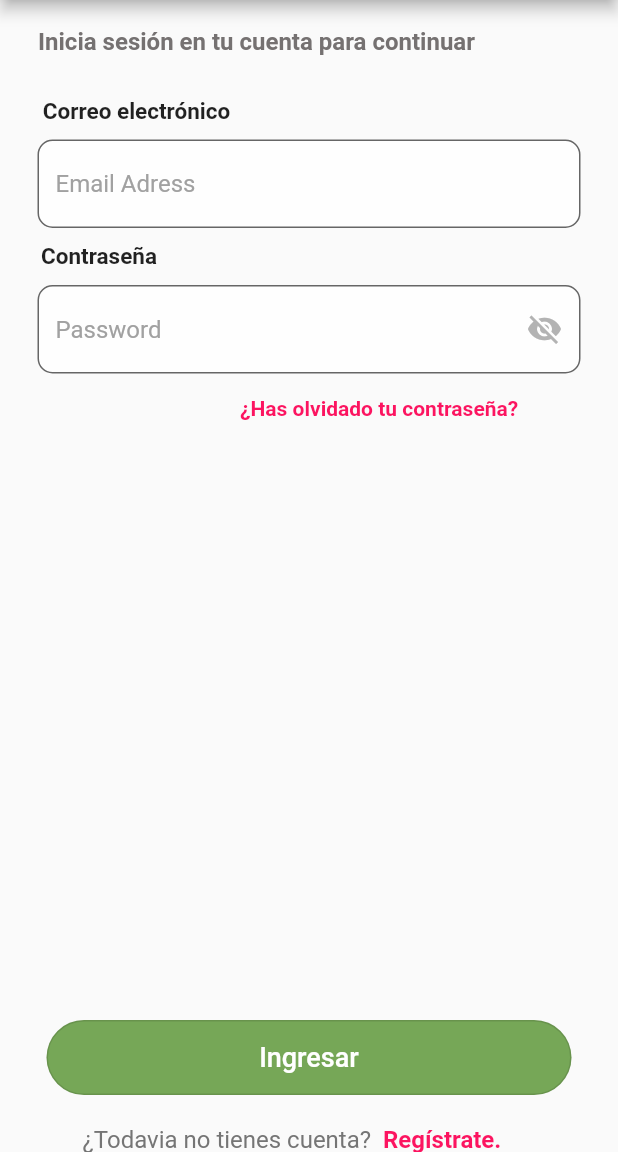
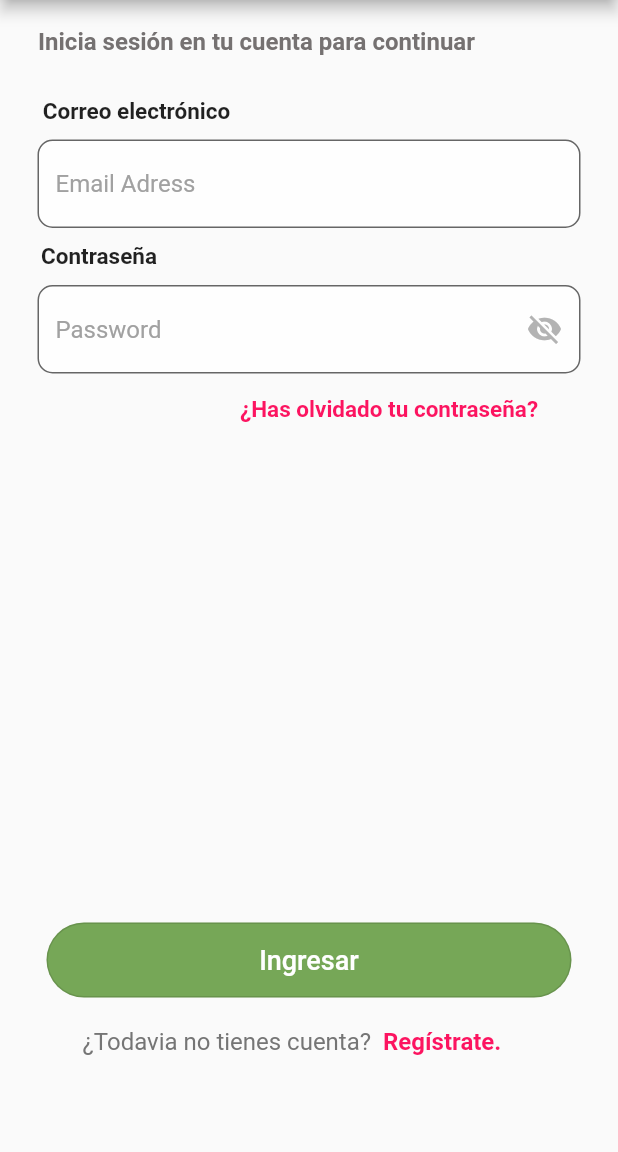
Before and after one commit to LuisFelipe333/MovilFinal193238, a Flutter app: the Sesion screen opened by its route, on a phone screen of 412 x 824 dp, the part 84-1236 px from its top. Run offline on Flutter 3.47's test engine with Material 2 defaults, Android fonts, the phone set to English and light mode, and no system bars.

```diff
--- a/lib/Login/sesion.dart
+++ b/lib/Login/sesion.dart
@@ -157,7 +157,7 @@ class _Sesion extends State<Sesion> {
                   ),
                 ),
                 const Padding(
-                  padding: EdgeInsets.only(top: 400),
+                  padding: EdgeInsets.only(top: 333),
                   child: Boton_Inicio(),
                 ),
                 Padding(
@@ -193,7 +193,9 @@ class Boton_Inicio extends StatelessWidget {
       height: 50,
       width: 350,
       child: OutlinedButton(
-        onPressed: () {},
+        onPressed: () {
+          Navigator.pushNamed(context, '/inside_view');
+          },
         child: const Text('Ingresar',
             style: TextStyle(
                 color: ColorsViews.whiteColor,
@@ -239,7 +241,7 @@ class Loss_password extends StatelessWidget {
           text: '¿Has olvidado tu contraseña?',
           style: const TextStyle(
               color: ColorsViews.activeSliderColor,
-              fontSize: 14,
+              fontSize: 15,
               fontWeight: FontWeight.bold),
           recognizer: TapGestureRecognizer()
             ..onTap = () {
--- a/lib/Loss_password.dart
+++ b/lib/Loss_password.dart
@@ -48,7 +48,7 @@ class _LossPass extends State<LossPass> {
       body: Column(
         children: <Widget>[
           const Padding(
-            padding: EdgeInsets.only(top:18.0, bottom:18.0, right: 10.0,),
+            padding: EdgeInsets.only(top:25.0, bottom:18.0, right: 10.0,),
             child: Text(
               'Ingresa tu email para restablecer tu contraseña.',
               style: TextStyle(
--- a/lib/Register/register.dart
+++ b/lib/Register/register.dart
@@ -52,7 +52,7 @@ class _RegisterPageState extends State<RegisterPage> {
               'Crea una cuenta nueva para empezar a usar la app',
               style: TextStyle(
                 color: Color.fromARGB(255, 117, 113, 113),
-                fontSize: 16,
+                fontSize: 15,
                 fontWeight: FontWeight.bold,
               ),
             ),
@@ -215,7 +215,7 @@ class _RegisterPageState extends State<RegisterPage> {
                 ),
                 const Padding(padding: EdgeInsets.only(top: 15)),
                 Padding(
-                  padding: const EdgeInsets.only(top: 225),
+                  padding: const EdgeInsets.only(top: 140),
                   child: SizedBox(
                     height: 50,
                     width: 350,
--- a/lib/main.dart
+++ b/lib/main.dart
@@ -1,3 +1,4 @@
+import 'package:final193238/inside_view.dart';
 import 'package:flutter/material.dart';
 import 'package:final193238/splash/splas_view.dart';
 
@@ -29,6 +30,7 @@ class MyApp extends StatelessWidget {
         '/sesion' : (context) => const Sesion(),
         '/register': (context) => const RegisterPage(),
         '/loss_password': (context) => const LossPass(),
+        '/inside_view': (context) => const InsideView(),
       },
     );
   }
--- a/pubspec.yaml
+++ b/pubspec.yaml
@@ -34,6 +34,7 @@ dependencies:
   # The following adds the Cupertino Icons font to your application.
   # Use with the CupertinoIcons class for iOS style icons.
   cupertino_icons: ^1.0.2
+  firebase_core: ^1.17.1
 
 dev_dependencies:
   flutter_test:
@@ -44,7 +45,7 @@ dev_dependencies:
   # activated in the `analysis_options.yaml` file located at the root of your
   # package. See that file for information about deactivating specific lint
   # rules and activating additional ones.
-  flutter_lints: ^1.0.0
+  flutter_lints: ^2.0.1
 
 # For information on the generic Dart part of this file, see the
 # following page: https://dart.dev/tools/pub/pubspec
```
Also changed, not shown: pubspec.lock, 2 other files.
